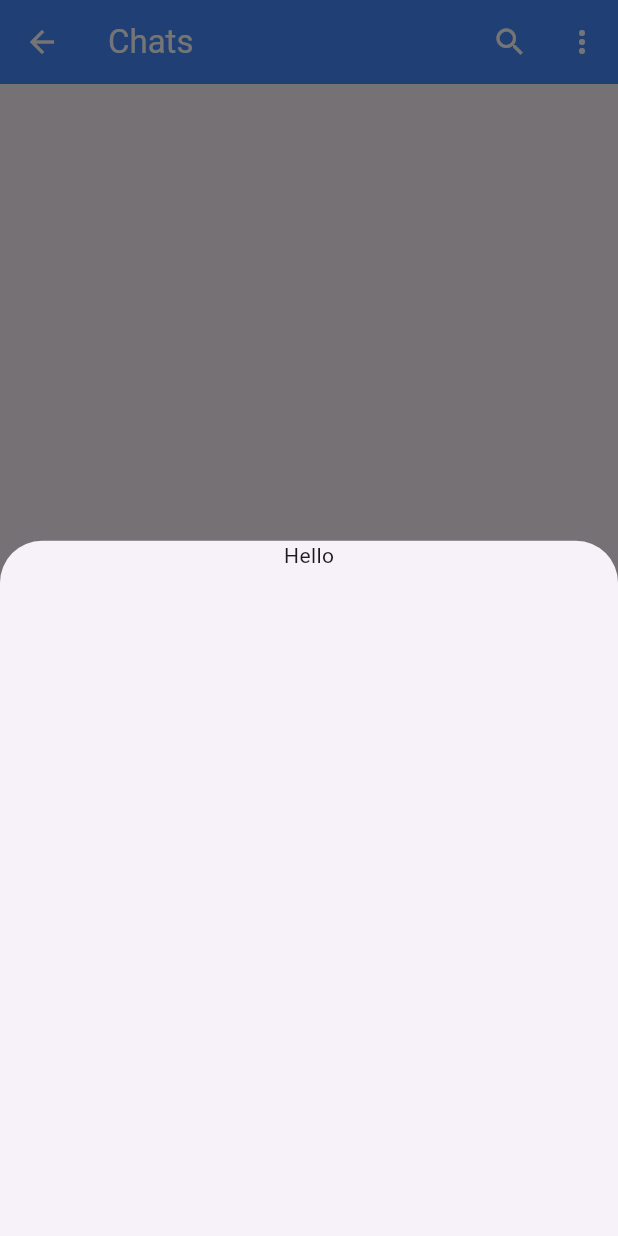
After one commit to Amrita-Dey3792/my_contact, a Flutter app: the ModalBottomSheetDemo screen opened directly, after a tap on "Click Me", on a phone screen of 412 x 824 dp. The commit adds this screen. Run offline on Flutter 3.47's test engine with Material 3 defaults, Android fonts, the phone set to English and light mode, and no system bars.

```diff
--- a/lib/app.dart
+++ b/lib/app.dart
@@ -1,5 +1,7 @@
 import 'package:flutter/material.dart';
 import 'package:my_contact/home.dart';
+// import 'package:my_contact/home.dart';
+// import 'package:my_contact/modal_bottom_sheet.dart';
 
 class MyApp extends StatelessWidget {
   const MyApp({super.key});
--- /dev/null
+++ b/lib/modal_bottom_sheet.dart
@@ -0,0 +1,46 @@
+import 'package:flutter/material.dart';
+
+class ModalBottomSheetDemo extends StatelessWidget {
+  const ModalBottomSheetDemo({super.key});
+
+  @override
+  Widget build(BuildContext context) {
+    void bottomSheet(BuildContext context) {
+      showModalBottomSheet(
+        context: context,
+        // barrierColor: Colors.blueAccent,
+        // backgroundColor: Colors.yellow,
+        builder: (BuildContext context) {
+          return SizedBox(
+            width: double.infinity,
+            child: Column(children: [Text("Hello")]),
+          );
+        },
+      );
+    }
+
+    return Scaffold(
+      appBar: AppBar(
+        backgroundColor: Colors.blueAccent,
+        foregroundColor: Colors.white,
+        title: Text("Chats"),
+        actions: [
+          IconButton(onPressed: () {}, icon: Icon(Icons.search)),
+          IconButton(onPressed: () {}, icon: Icon(Icons.more_vert)),
+        ],
+      ),
+
+      body: Center(
+        child: ElevatedButton(
+          onPressed: () {
+            bottomSheet(context);
+          },
+          child: Text("Click Me"),
+        ),
+      ),
+    );
+
+
+
+  }
+}
```
Also changed, not shown: lib/alert.dart (added, +34 -0 lines), lib/home.dart (+89 -14 lines), lib/widgets/contact_card.dart (+7 -1 lines).
